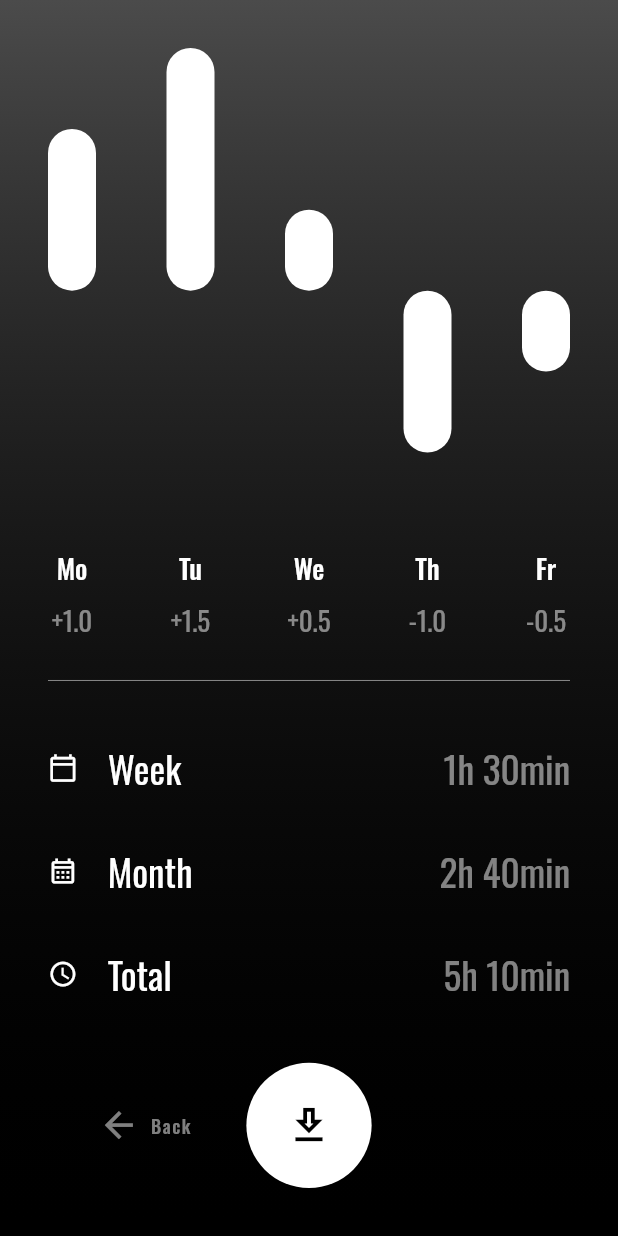
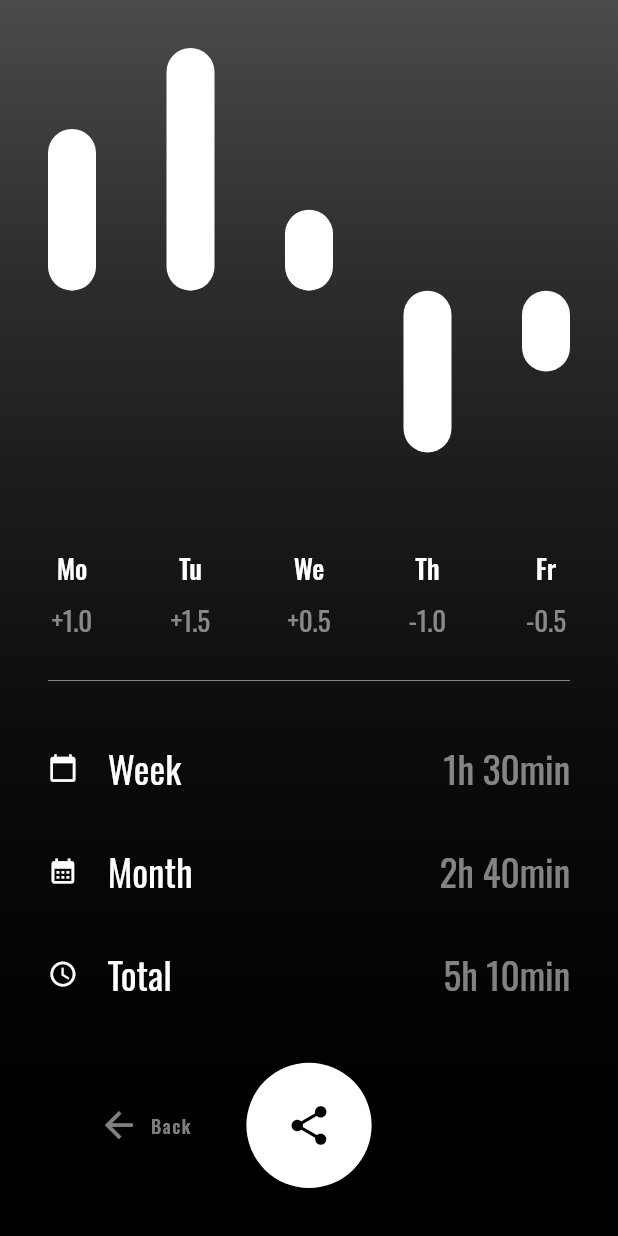
Before and after one commit to TobiasRitter/time_tracker, a Flutter app: the StatsPage screen opened directly with empty values, on a phone screen of 412 x 824 dp. Run offline on Flutter 3.47's test engine with Material 2 defaults, Android fonts, the phone set to English and light mode, and no system bars; drawn by our look-alikes of fl_chart; our stand-ins replace google_fonts, table_calendar.

```diff
--- a/lib/stats_page.dart
+++ b/lib/stats_page.dart
@@ -48,12 +48,12 @@ class StatsPage extends StatelessWidget {
                     children: const [
                       BalanceEntry(
                         title: "Week",
-                        icon: Icons.calendar_today_outlined,
+                        icon: Icons.calendar_today,
                         duration: Duration(hours: 1, minutes: 30),
                       ),
                       BalanceEntry(
                         title: "Month",
-                        icon: Icons.calendar_month_outlined,
+                        icon: Icons.calendar_month,
                         duration: Duration(hours: 2, minutes: 40),
                       ),
                       BalanceEntry(
@@ -69,7 +69,7 @@ class StatsPage extends StatelessWidget {
                   left: () => Navigator.pop(context),
                   middle: () {},
                   iconLeft: Icons.arrow_back,
-                  iconMiddle: const Icon(Icons.download_outlined),
+                  iconMiddle: const Icon(Icons.share),
                   labelLeft: "Back",
                 ),
               ]),
--- a/lib/time_record.dart
+++ b/lib/time_record.dart
@@ -44,7 +44,7 @@ class TimeRecord extends StatelessWidget {
                       ),
                     ),
                     const Expanded(
-                      child: Icon(Icons.edit_outlined),
+                      child: Icon(Icons.edit),
                     ),
                   ],
                 ),
```
Also changed, not shown: lib/session_info.dart (+14 -9 lines).
